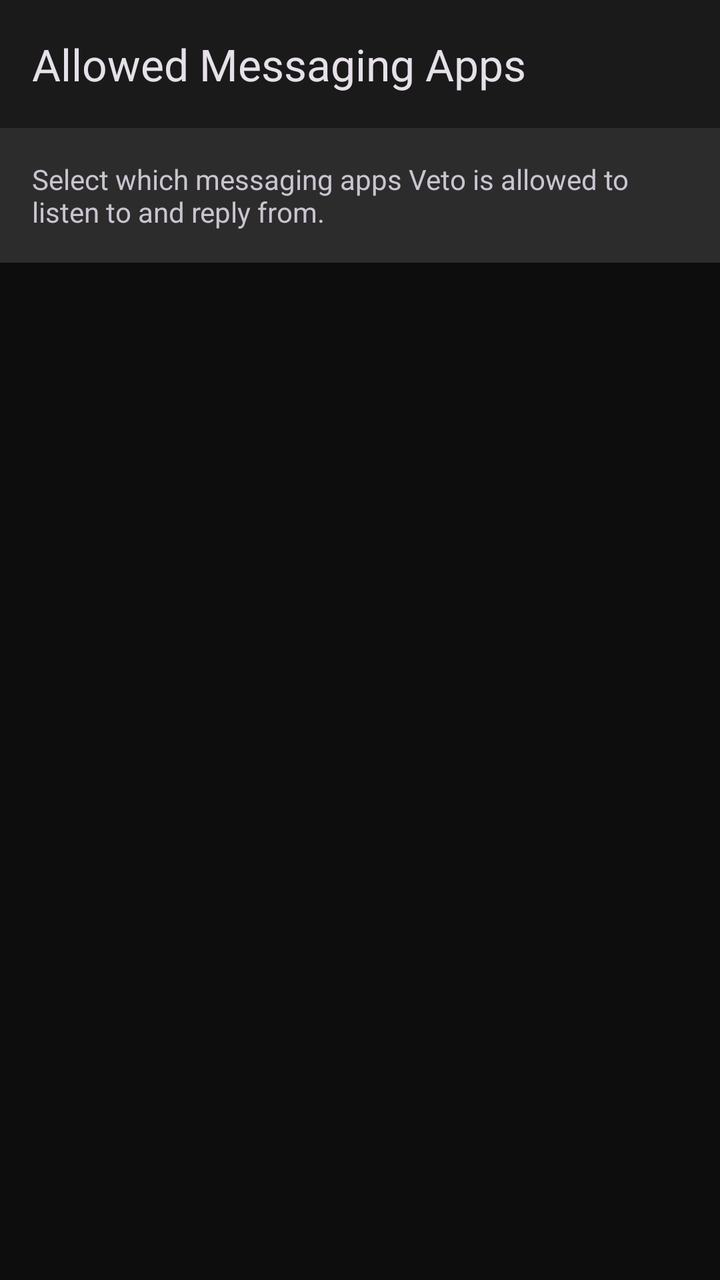
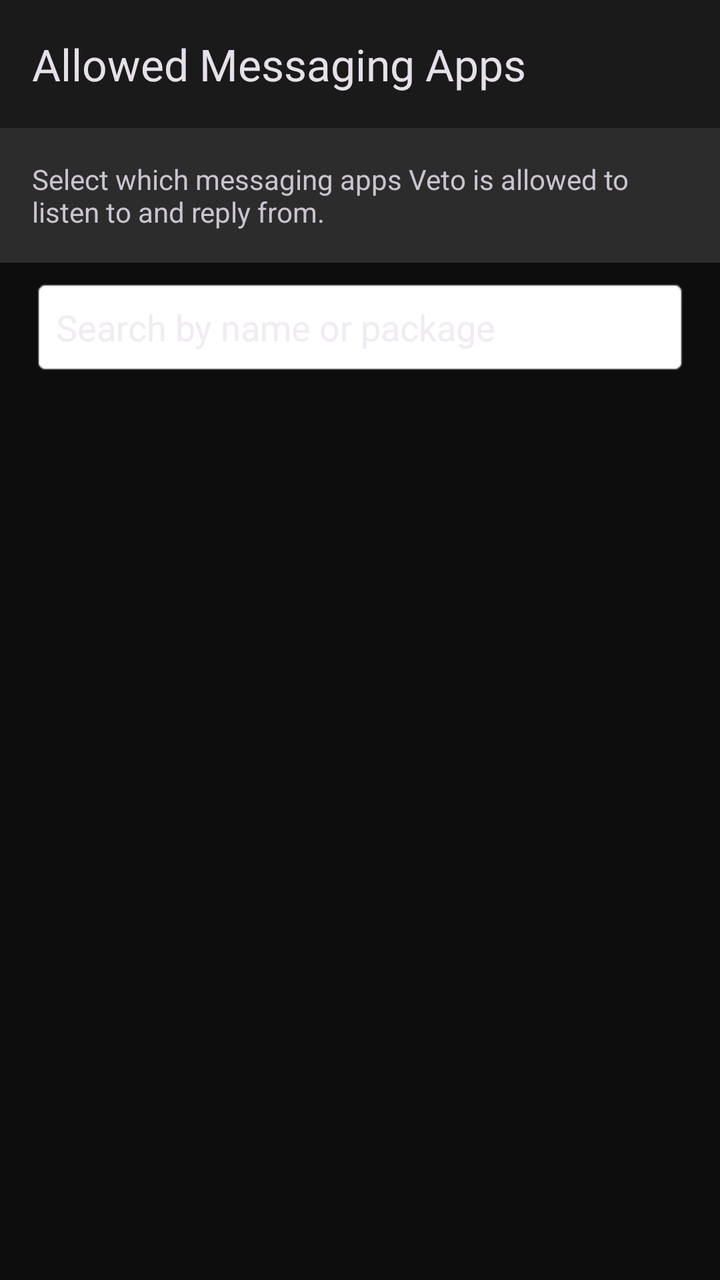

Compare the two renders of this Android layout. The source of the first and the diff that turns it into the second are given below.
<!-- AndroidManifest.xml: application theme Theme.Veto -->
<!-- res/layout/activity_messaging_app_picker.xml -->
<?xml version="1.0" encoding="utf-8"?>
<LinearLayout xmlns:android="http://schemas.android.com/apk/res/android"
    xmlns:app="http://schemas.android.com/apk/res-auto"
    xmlns:tools="http://schemas.android.com/tools"
    android:layout_width="match_parent"
    android:layout_height="match_parent"
    android:orientation="vertical">

    <com.google.android.material.appbar.AppBarLayout
        android:id="@+id/appBar"
        android:layout_width="match_parent"
        android:layout_height="wrap_content">

        <com.google.android.material.appbar.MaterialToolbar
            android:id="@+id/toolbar"
            android:layout_width="match_parent"
            android:layout_height="?attr/actionBarSize"
            app:title="Allowed Messaging Apps" />
    </com.google.android.material.appbar.AppBarLayout>

    <LinearLayout
        android:layout_width="match_parent"
        android:layout_height="wrap_content"
        android:orientation="vertical"
        android:padding="16dp"
        android:background="?attr/colorSurfaceVariant">

        <TextView
            android:layout_width="match_parent"
            android:layout_height="wrap_content"
            android:text="Select which messaging apps Veto is allowed to listen to and reply from."
            android:textSize="14sp"
            android:textColor="?attr/colorOnSurfaceVariant" />
    </LinearLayout>

    <ProgressBar
        android:id="@+id/progressBar"
        android:layout_width="wrap_content"
        android:layout_height="wrap_content"
        android:layout_gravity="center"
        android:layout_marginTop="32dp" />

    <TextView
        android:id="@+id/tvEmptyState"
        android:layout_width="match_parent"
        android:layout_height="wrap_content"
        android:gravity="center"
        android:padding="32dp"
        android:text="No supported messaging apps (WhatsApp, Telegram, Signal, Messenger, etc.) found on device."
        android:textColor="?attr/colorOnSurfaceVariant"
        android:textSize="14sp"
        android:visibility="gone" />

    <androidx.recyclerview.widget.RecyclerView
        android:id="@+id/recycler_apps"
        android:layout_width="match_parent"
        android:layout_height="0dp"
        android:layout_weight="1"
        android:clipToPadding="false"
        android:padding="8dp"
        android:visibility="gone"
        app:layoutManager="LinearLayoutManager" />

</LinearLayout>
<!-- resources referenced by this layout -->
<resources>
  <style name="Theme.Veto" parent="AppTheme" />
  <!-- drawable bg (drawable) -->
  <?xml version="1.0" encoding="utf-8"?>
  <layer-list xmlns:android="http://schemas.android.com/apk/res/android">
      <item>
          <bitmap 
              android:src="@drawable/bg_image" 
              android:gravity="fill" 
              android:filter="true" />
      </item>
      <item>
          <shape>
              <solid android:color="#A0000000" />
          </shape>
      </item>
  </layer-list>
  <color name="md_theme_primary">#90A4AE</color>
  <color name="md_theme_onPrimary">#000000</color>
  <color name="md_theme_primaryContainer">#37474F</color>
  <color name="md_theme_onPrimaryContainer">#CFD8DC</color>
  <color name="md_theme_secondary">#B0BEC5</color>
  <color name="md_theme_onSecondary">#000000</color>
  <color name="md_theme_secondaryContainer">#455A64</color>
  <color name="md_theme_onSecondaryContainer">#ECEFF1</color>
  <color name="md_theme_tertiary">#78909C</color>
  <color name="md_theme_onTertiary">#000000</color>
  <color name="md_theme_tertiaryContainer">#263238</color>
  <color name="md_theme_onTertiaryContainer">#CFD8DC</color>
  <color name="md_theme_error">#FFB4AB</color>
  <color name="md_theme_onError">#690005</color>
  <color name="md_theme_errorContainer">#93000A</color>
  <color name="md_theme_onErrorContainer">#FFDAD6</color>
  <color name="md_theme_background">#121212</color>
  <color name="md_theme_onBackground">#E6E1E5</color>
  <color name="md_theme_surface">#1A1A1A</color>
  <color name="md_theme_onSurface">#E6E1E5</color>
  <color name="md_theme_surfaceVariant">#2C2C2C</color>
  <color name="md_theme_onSurfaceVariant">#CAC4D0</color>
  <color name="md_theme_outline">#808080</color>
  <color name="md_theme_outlineVariant">#494949</color>
  <color name="md_theme_inverseSurface">#E6E1E5</color>
  <color name="md_theme_inverseOnSurface">#313033</color>
  <color name="md_theme_inversePrimary">#37474F</color>
  <style name="Widget.LCLD.GlassCard" parent="Widget.Material3.CardView.Elevated">
          <item name="cardBackgroundColor">@color/glass_white</item>
          <item name="cardElevation">0dp</item>
          <item name="shapeAppearanceOverlay">@style/ShapeAppearance.LCLD.GlassCard</item>
          <item name="strokeColor">@color/glass_stroke</item>
          <item name="strokeWidth">1dp</item>
      </style>
  <color name="glass_white">#1AFFFFFF</color>
  <style name="ShapeAppearance.LCLD.GlassCard" parent="ShapeAppearance.Material3.MediumComponent">
          <item name="cornerSize">20dp</item>
      </style>
  <color name="glass_stroke">#33FFFFFF</color>
  <!-- unchanged entries left out for length: 2 -->
</resources>

<!-- the commit's change to res/layout/activity_messaging_app_picker.xml (unified diff, before → after) -->
@@ -33,12 +33,24 @@
             android:textColor="?attr/colorOnSurfaceVariant" />
     </LinearLayout>
 
+    <EditText
+        android:id="@+id/etSearchApp"
+        android:layout_width="match_parent"
+        android:layout_height="wrap_content"
+        android:layout_marginHorizontal="16dp"
+        android:layout_marginTop="8dp"
+        android:background="@android:drawable/editbox_background"
+        android:hint="Search by name or package"
+        android:inputType="text"
+        android:maxLines="1"
+        android:padding="12dp" />
+
     <ProgressBar
         android:id="@+id/progressBar"
         android:layout_width="wrap_content"
         android:layout_height="wrap_content"
         android:layout_gravity="center"
-        android:layout_marginTop="32dp" />
+        android:layout_marginTop="16dp" />
 
     <TextView
         android:id="@+id/tvEmptyState"
